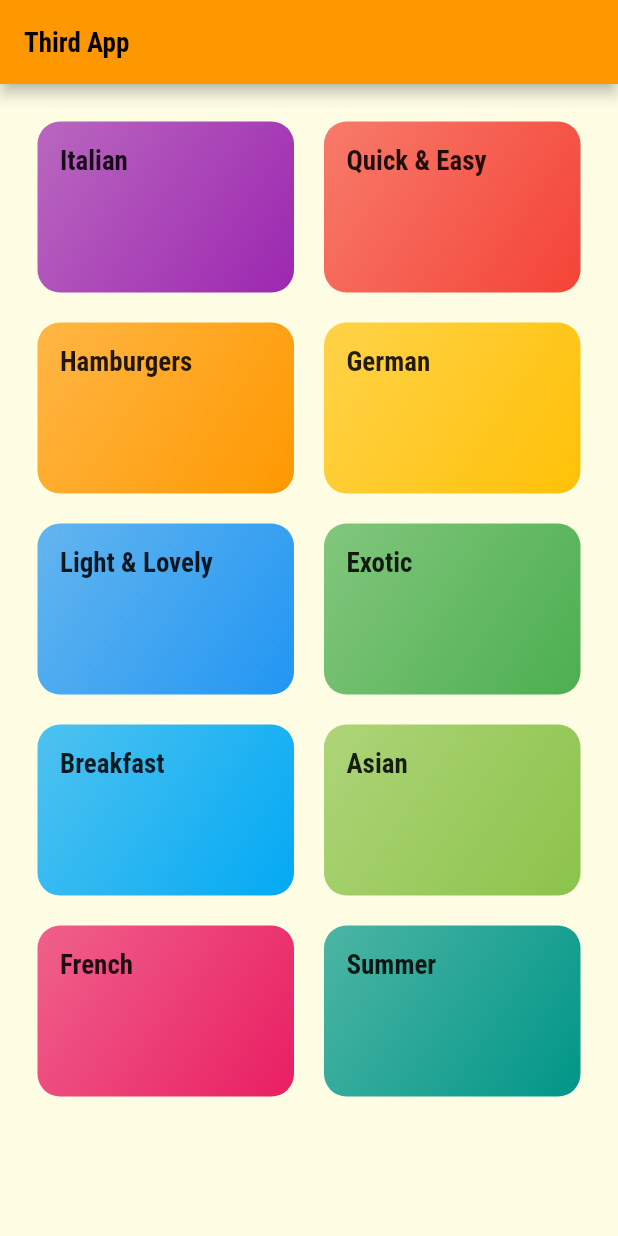
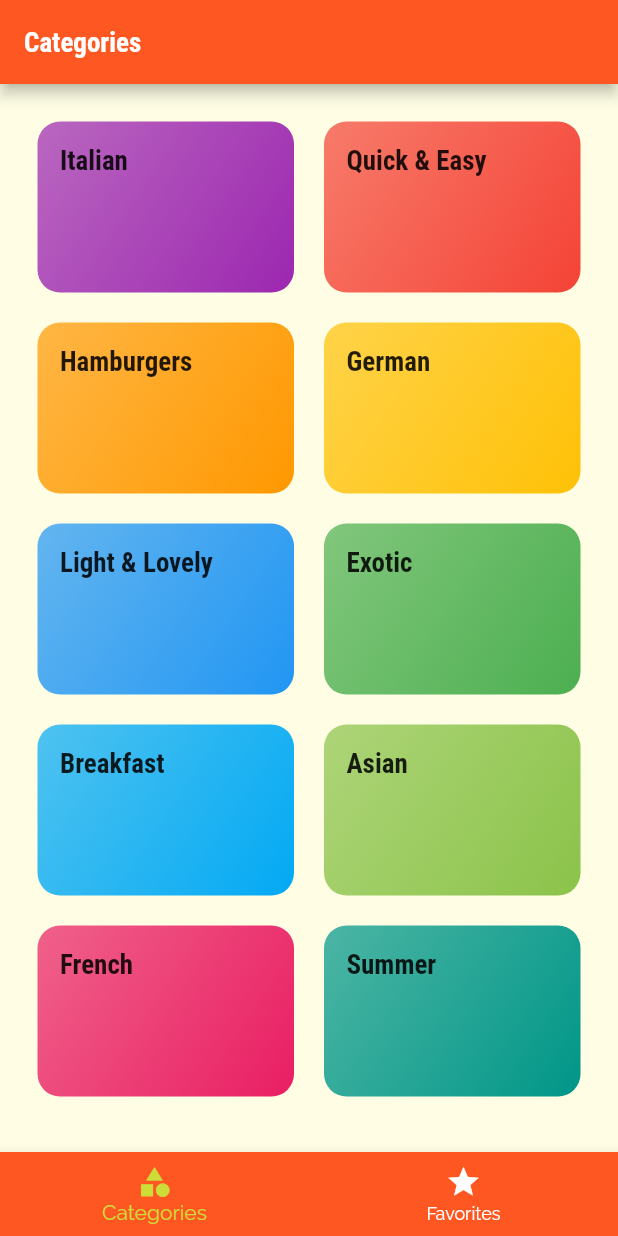
Before and after one commit to mtanaya09/Meal-Application, a Flutter app: the screen it shows after launch, on a phone screen of 412 x 824 dp. Run offline on Flutter 3.47's test engine with Material 2 defaults, Android fonts, the phone set to English and light mode, and no system bars.

```diff
--- a/lib/main.dart
+++ b/lib/main.dart
@@ -1,7 +1,8 @@
 import 'package:flutter/material.dart';
-import 'screens/meal_detail_screen.dart';
-import 'screens/category_meals_screen.dart';
-import 'screens/categories_screen.dart';
+import './screens/tabs_screen.dart';
+import './screens/meal_detail_screen.dart';
+import './screens/category_meals_screen.dart';
+import './screens/categories_screen.dart';
 
 void main() => runApp(MyApp());
 
@@ -12,8 +13,8 @@ class MyApp extends StatelessWidget {
     return MaterialApp(
       title: 'Third App',
       theme: ThemeData(
-        primarySwatch: Colors.orange,
-        accentColor: Colors.purple,
+        primarySwatch: Colors.deepOrange,
+        accentColor: Colors.lime,
         canvasColor: Color.fromRGBO(255, 254, 229, 1),
         fontFamily: 'Raleway',
         textTheme: ThemeData.light().textTheme.copyWith(
@@ -31,7 +32,7 @@ class MyApp extends StatelessWidget {
       ),
       // home: CategoriesScreen(),
       routes: {
-        '/': (ctx) => CategoriesScreen(),
+        '/': (ctx) => TabsScreen(),
         CategoriesMealsScreen.routeName: (ctx) => CategoriesMealsScreen(),
         MealDetailScreen.routeName: (ctx) => MealDetailScreen(),
       },
--- a/lib/screens/categories_screen.dart
+++ b/lib/screens/categories_screen.dart
@@ -5,11 +5,7 @@ import '../widgets/category_item.dart';
 class CategoriesScreen extends StatelessWidget {
   @override
   Widget build(BuildContext context) {
-    return Scaffold(
-      appBar: AppBar(
-        title: const Text('Third App'),
-      ),
-      body: GridView(
+    return GridView(
       padding: const EdgeInsets.all(25),
       children: DUMMY_CATEGORIES
           .map(
@@ -26,7 +22,6 @@ class CategoriesScreen extends StatelessWidget {
         crossAxisSpacing: 20,
         mainAxisSpacing: 20,
       ),
-      ),
     );
   }
 }
--- /dev/null
+++ b/lib/screens/favorites_screen.dart
@@ -0,0 +1,10 @@
+import 'package:flutter/material.dart';
+
+class FavoritesScreen extends StatelessWidget {
+  @override
+  Widget build(BuildContext context) {
+    return Center(
+      child: Text('yoooo fav!'),
+    );
+  }
+}
--- a/lib/screens/meal_detail_screen.dart
+++ b/lib/screens/meal_detail_screen.dart
@@ -54,7 +54,7 @@ class MealDetailScreen extends StatelessWidget {
             buildContainer(
               ListView.builder(
                 itemBuilder: (ctx, index) => Card(
-                  color: Theme.of(context).accentColor,
+                  color: Colors.indigo[100],
                   child: Padding(
                     padding: EdgeInsets.symmetric(
                       vertical: 5,
--- /dev/null
+++ b/lib/screens/tabs_screen.dart
@@ -0,0 +1,56 @@
+import 'package:flutter/material.dart';
+import './favorites_screen.dart';
+import './categories_screen.dart';
+
+class TabsScreen extends StatefulWidget {
+  @override
+  State<TabsScreen> createState() => _TabsScreenState();
+}
+
+class _TabsScreenState extends State<TabsScreen> {
+  final List<Map<String, Object>> _pages = [
+    {'page': CategoriesScreen(), 'title': 'Categories'},
+    {'page': FavoritesScreen(), 'title': 'Your Favorites'},
+  ];
+
+  int _selectedPageIndex = 0;
+
+  void _selectPage(int index) {
+    setState(() {
+      _selectedPageIndex = index;
+    });
+  }
+
+  @override
+  Widget build(BuildContext context) {
+    return DefaultTabController(
+      length: 2,
+      child: Scaffold(
+        appBar: AppBar(
+          title: Text(_pages[_selectedPageIndex]['title']),
+        ),
+        body: _pages[_selectedPageIndex]['page'],
+        bottomNavigationBar: BottomNavigationBar(
+          onTap: _selectPage,
+          backgroundColor: Theme.of(context).primaryColor,
+          unselectedItemColor: Colors.white,
+          selectedItemColor: Theme.of(context).accentColor,
+          currentIndex: _selectedPageIndex,
+          // type: BottomNavigationBarType.shifting,
+          items: [
+            BottomNavigationBarItem(
+              backgroundColor: Theme.of(context).primaryColor,
+              icon: Icon(Icons.category),
+              label: 'Categories',
+            ),
+            BottomNavigationBarItem(
+              backgroundColor: Theme.of(context).primaryColor,
+              icon: Icon(Icons.star),
+              label: 'Favorites',
+            ),
+          ],
+        ),
+      ),
+    );
+  }
+}
```
Lines whose indentation alone changed are shown as unchanged.
